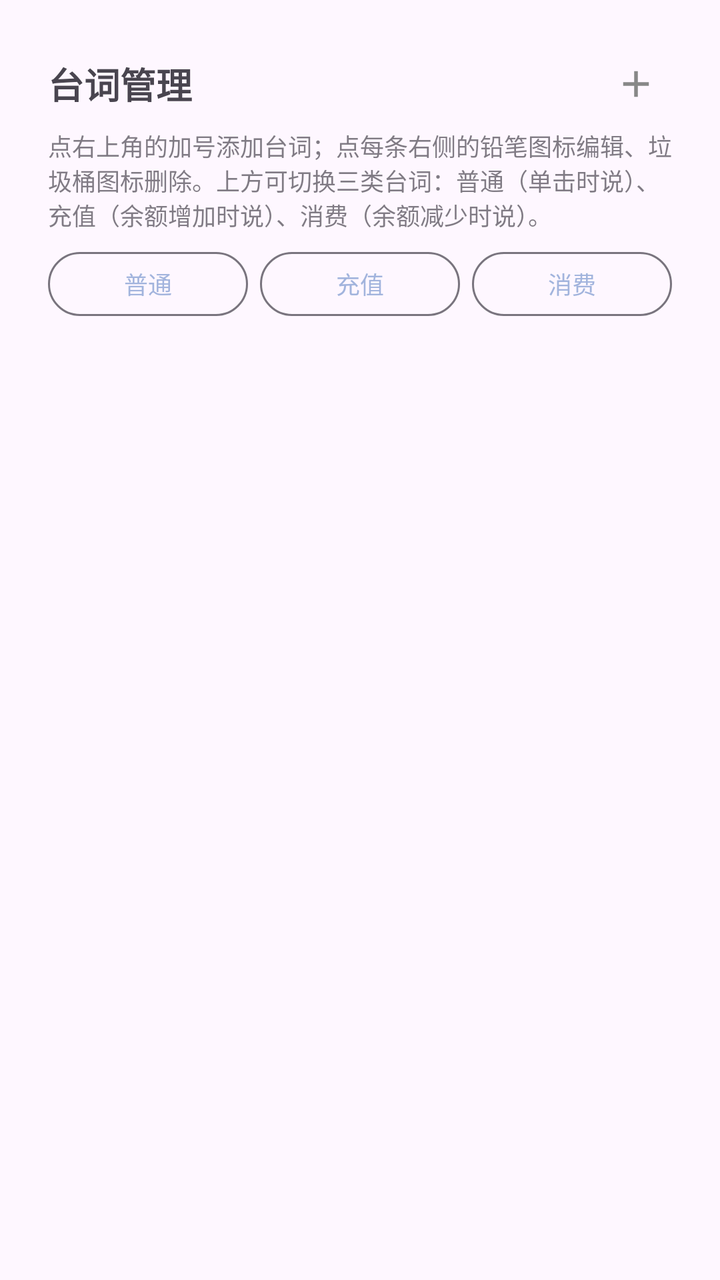
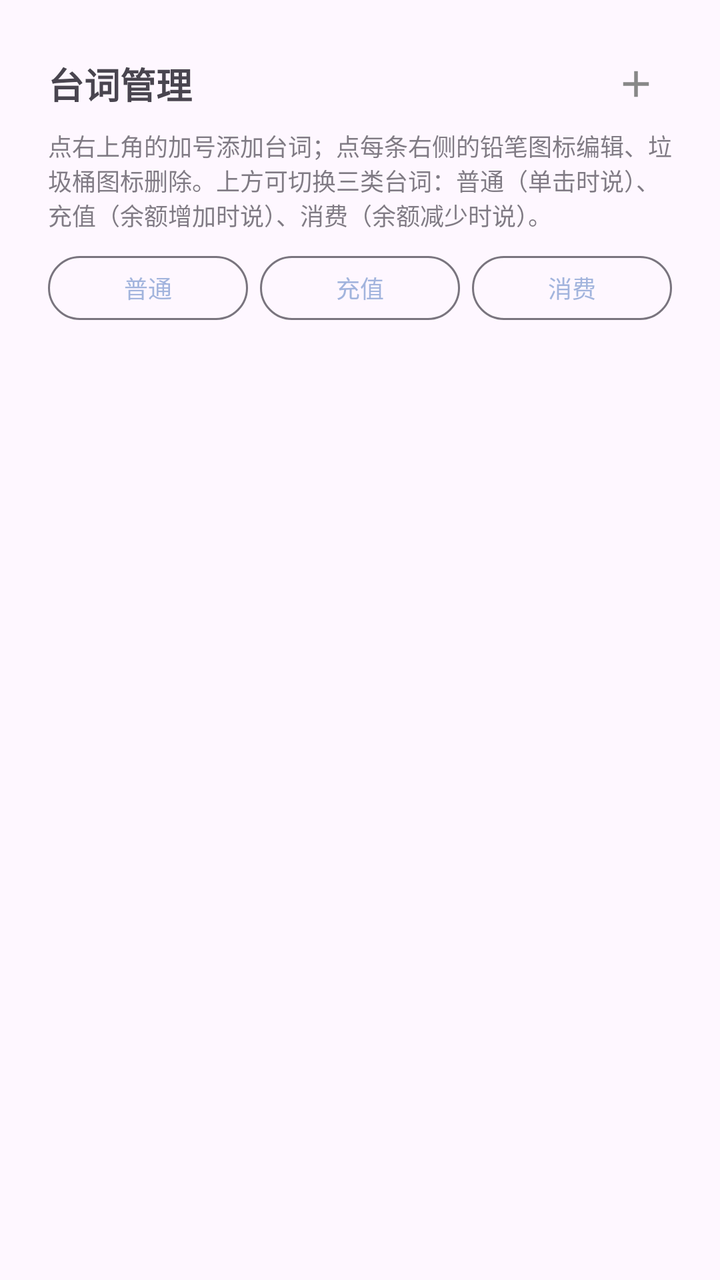

An Android layout rendered at two revisions. The XML below is the earlier revision; the diff shows what the commit changed to produce the second picture.
<!-- AndroidManifest.xml: application theme Theme.WhalePet -->
<!-- res/layout/page_lines.xml -->
<?xml version="1.0" encoding="utf-8"?>
<ScrollView xmlns:android="http://schemas.android.com/apk/res/android"
    android:layout_width="match_parent"
    android:layout_height="match_parent"
    android:fillViewport="true">

    <LinearLayout
        android:layout_width="match_parent"
        android:layout_height="wrap_content"
        android:orientation="vertical"
        android:padding="24dp">

        
        <LinearLayout
            android:layout_width="match_parent"
            android:layout_height="wrap_content"
            android:gravity="center_vertical"
            android:orientation="horizontal">

            <TextView
                android:layout_width="0dp"
                android:layout_height="wrap_content"
                android:layout_weight="1"
                android:text="@string/lines_title"
                android:textSize="18sp"
                android:textStyle="bold" />

            <ImageButton
                android:id="@+id/btn_add_line"
                android:layout_width="36dp"
                android:layout_height="36dp"
                android:background="@null"
                android:contentDescription="@string/add_line_hint"
                android:padding="7dp"
                android:scaleType="fitCenter"
                android:src="@drawable/ic_add_line" />
        </LinearLayout>

        <TextView
            android:layout_width="match_parent"
            android:layout_height="wrap_content"
            android:layout_marginTop="4dp"
            android:alpha="0.7"
            android:text="@string/lines_hint"
            android:textSize="12sp" />

        
        <LinearLayout
            android:layout_width="match_parent"
            android:layout_height="wrap_content"
            android:layout_marginTop="10dp"
            android:orientation="horizontal">

            <Button
                android:id="@+id/tab_line_normal"
                style="?attr/materialButtonOutlinedStyle"
                android:layout_width="0dp"
                android:layout_height="wrap_content"
                android:layout_weight="1"
                android:insetBottom="0dp"
                android:insetTop="0dp"
                android:minHeight="32dp"
                android:minWidth="0dp"
                android:text="@string/line_type_normal"
                android:textSize="12sp" />

            <Button
                android:id="@+id/tab_line_gain"
                style="?attr/materialButtonOutlinedStyle"
                android:layout_width="0dp"
                android:layout_height="wrap_content"
                android:layout_marginStart="6dp"
                android:layout_weight="1"
                android:insetBottom="0dp"
                android:insetTop="0dp"
                android:minHeight="32dp"
                android:minWidth="0dp"
                android:text="@string/line_type_gain"
                android:textSize="12sp" />

            <Button
                android:id="@+id/tab_line_loss"
                style="?attr/materialButtonOutlinedStyle"
                android:layout_width="0dp"
                android:layout_height="wrap_content"
                android:layout_marginStart="6dp"
                android:layout_weight="1"
                android:insetBottom="0dp"
                android:insetTop="0dp"
                android:minHeight="32dp"
                android:minWidth="0dp"
                android:text="@string/line_type_loss"
                android:textSize="12sp" />
        </LinearLayout>

        <LinearLayout
            android:id="@+id/ll_lines"
            android:layout_width="match_parent"
            android:layout_height="wrap_content"
            android:layout_marginTop="12dp"
            android:orientation="vertical" />
    </LinearLayout>
</ScrollView>
<!-- resources referenced by this layout -->
<resources>
  <!-- drawable ic_add_line (drawable) -->
  <?xml version="1.0" encoding="utf-8"?>
  <vector xmlns:android="http://schemas.android.com/apk/res/android"
      android:width="24dp"
      android:height="24dp"
      android:viewportWidth="24"
      android:viewportHeight="24">
      <path
          android:fillColor="#FF888888"
          android:pathData="M19,13h-6v6h-2v-6H5v-2h6V5h2v6h6v2z" />
  </vector>
  <string name="add_line_hint">添加台词</string>
  <string name="line_type_gain">充值</string>
  <string name="line_type_loss">消费</string>
  <string name="line_type_normal">普通</string>
  <string name="lines_hint">点右上角的加号添加台词；点每条右侧的铅笔图标编辑、垃圾桶图标删除。上方可切换三类台词：普通（单击时说）、充值（余额增加时说）、消费（余额减少时说）。</string>
  <string name="lines_title">台词管理</string>
  <style name="Theme.WhalePet" parent="Theme.Material3.DayNight.NoActionBar">
          
          <item name="colorPrimary">#A2B4DD</item>
          <item name="colorOnPrimary">#FFFFFF</item>
          <item name="colorPrimaryContainer">#D6DEF2</item>
          <item name="colorOnPrimaryContainer">#22315E</item>
          <item name="android:statusBarColor">@android:color/transparent</item>
      </style>
</resources>

<!-- the commit's change to res/layout/page_lines.xml (unified diff, before → after) -->
@@ -48,7 +48,7 @@
         <LinearLayout
             android:layout_width="match_parent"
             android:layout_height="wrap_content"
-            android:layout_marginTop="10dp"
+            android:layout_marginTop="12dp"
             android:orientation="horizontal">
 
             <Button
